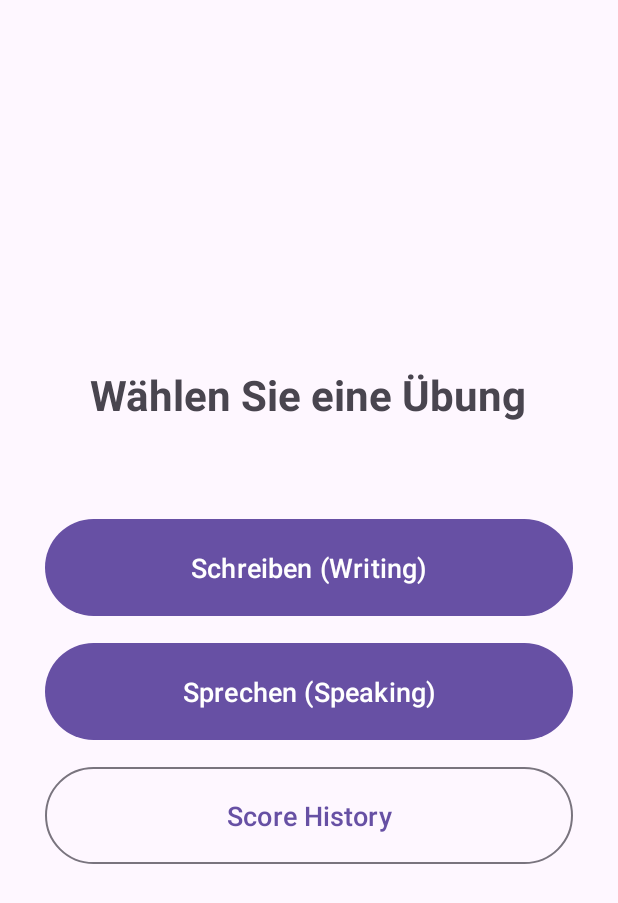
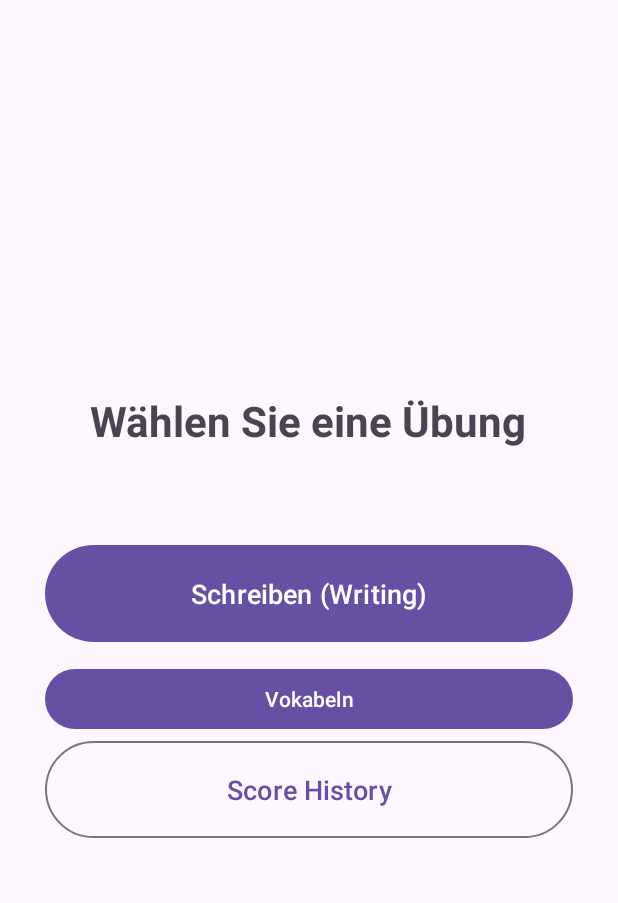
Before and after one commit to Satoriooo/german-learning-app, an Android app: the screen it shows after launch (MainActivity), on a phone screen of 412 x 824 dp. Shown: the top 903 px of the screen. Run offline under Robolectric (Android 15) with nearby library versions, the phone set to English and light mode, and no system bars.

Commit message:
Unfinished Update

```diff
--- a/android-app/GermanLearner/app/src/main/java/com/example/germanlearner/MainActivity.java
+++ b/android-app/GermanLearner/app/src/main/java/com/example/germanlearner/MainActivity.java
@@ -15,16 +15,16 @@ public class MainActivity extends AppCompatActivity {
         setContentView(R.layout.activity_main);
 
         Button writingButton = findViewById(R.id.writingButton);
-        Button speakingButton = findViewById(R.id.speakingButton);
         Button historyButton = findViewById(R.id.historyButton);
+        Button vokabelnButton = findViewById(R.id.vokabeln_button);
+        vokabelnButton.setOnClickListener(v -> {
+            Intent intent = new Intent(MainActivity.this, VokabelnActivity.class);
+            startActivity(intent);
+        });
 
         writingButton.setOnClickListener(v -> {
             Intent intent = new Intent(MainActivity.this, WritingActivity.class);
             startActivity(intent);
-        });
-
-        speakingButton.setOnClickListener(v -> {
-            // SpeakingActivity intent would go here in the future
         });
 
         historyButton.setOnClickListener(v -> {
--- a/android-app/GermanLearner/app/src/main/res/layout/activity_main.xml
+++ b/android-app/GermanLearner/app/src/main/res/layout/activity_main.xml
@@ -26,13 +26,10 @@
         android:layout_marginBottom="10dp"/>
 
     <Button
-        android:id="@+id/speakingButton"
+        android:id="@+id/vokabeln_button"
         android:layout_width="match_parent"
         android:layout_height="wrap_content"
-        android:text="Sprechen (Speaking)"
-        android:padding="20dp"
-        android:textSize="18sp"
-        android:layout_marginBottom="10dp"/>
+        android:text="Vokabeln" />
 
     <Button
         android:id="@+id/historyButton"
--- a/android-app/GermanLearner/app/src/main/res/layout/vocabulary_list_item.xml
+++ b/android-app/GermanLearner/app/src/main/res/layout/vocabulary_list_item.xml
@@ -1,6 +1,6 @@
 <?xml version="1.0" encoding="utf-8"?>
 <androidx.constraintlayout.widget.ConstraintLayout xmlns:android="http://schemas.android.com/apk/res/android"
-             android:layout_width="match_parent"
-             android:layout_height="match_parent">
+    android:layout_width="match_parent"
+    android:layout_height="match_parent">
 
 </androidx.constraintlayout.widget.ConstraintLayout>
--- a/android-app/GermanLearner/build.gradle.kts
+++ b/android-app/GermanLearner/build.gradle.kts
@@ -1,4 +1,6 @@
-// Top-level build file where you can add configuration options common to all sub-projects/modules.
+// Top-level build file
 plugins {
-    alias(libs.plugins.android.application) apply false
+    id("com.android.application") version "8.4.1" apply false
+    id("org.jetbrains.kotlin.android") version "1.9.0" apply false
+    id("com.google.devtools.ksp") version "1.9.0-1.0.13" apply false // <-- THE MISSING LINE
 }
```
Also changed, not shown: android-app/GermanLearner/app/build.gradle.kts (+15 -4 lines), android-app/GermanLearner/app/src/main/AndroidManifest.xml (+9 -10 lines), android-app/GermanLearner/app/src/main/java/VocabularyAdapter.java (+4 -4 lines), android-app/GermanLearner/app/src/main/java/com/example/germanlearner/Vocabulary.java (+24 -0 lines), android-app/GermanLearner/app/src/main/java/com/example/germanlearner/VocabularyDao.java (+15 -0 lines), android-app/GermanLearner/app/src/main/java/com/example/germanlearner/VocabularyDatabase.java (+6 -1 lines), android-app/GermanLearner/app/src/main/java/com/example/germanlearner/VokabelnActivity.java (+15 -11 lines), android-app/GermanLearner/app/src/main/res/layout/activity_vokabeln.xml (+8 -3 lines).
